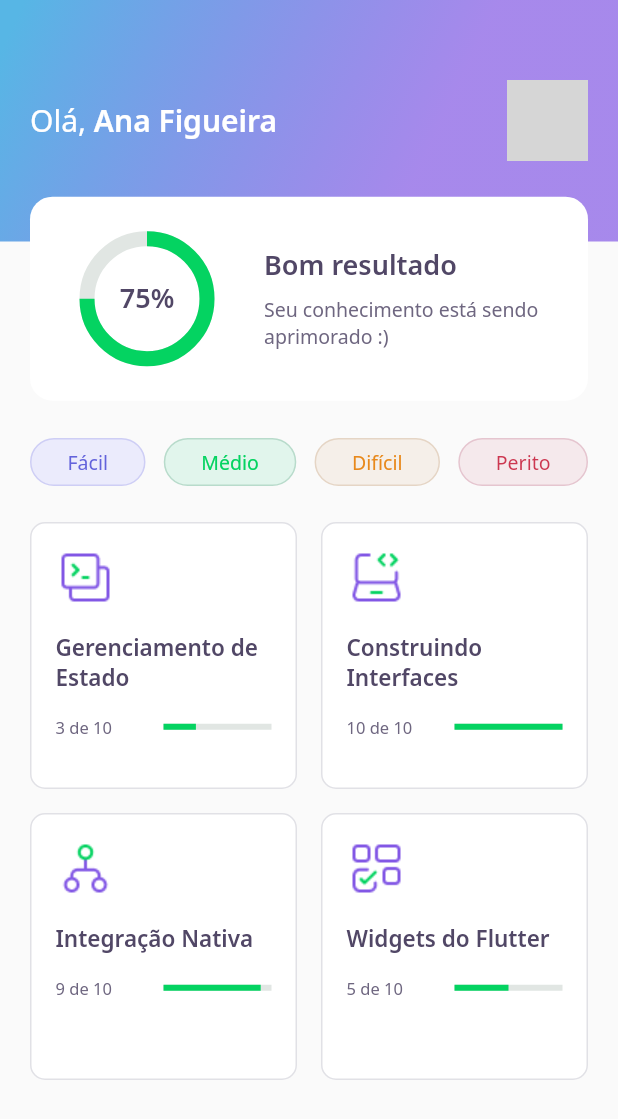
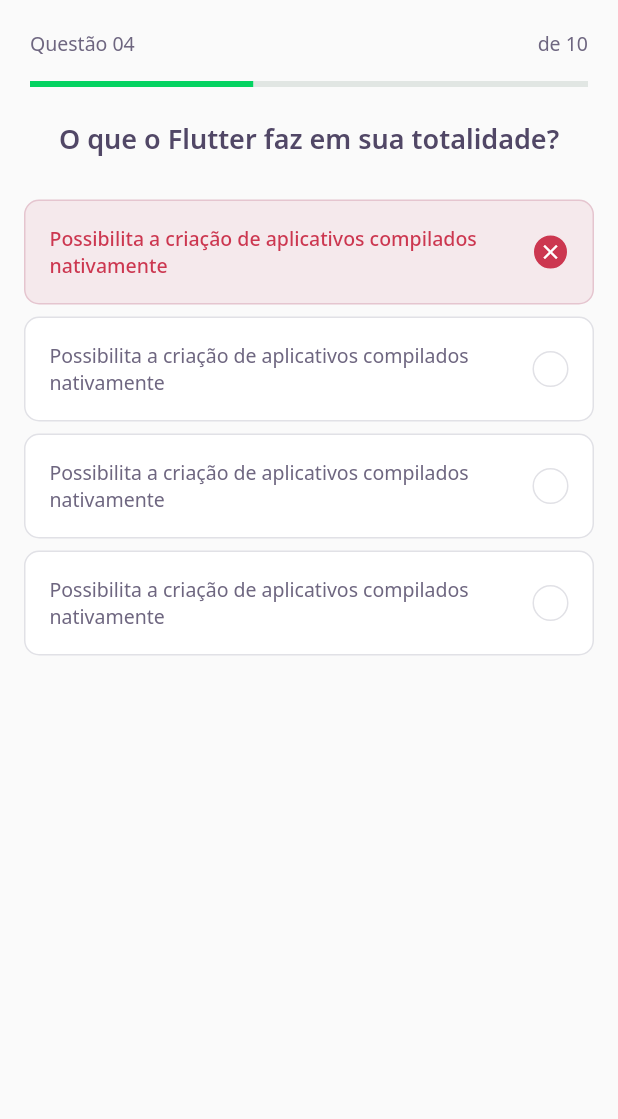
Before and after one commit to NaluFigueira/DevQuiz, a Flutter app: the screen it shows after launch, on a phone screen of 412 x 824 dp. Shown: the top 1119 px of the screen. Run offline on Flutter 3.47's test engine with Material 2 defaults, Android fonts, the phone set to English and light mode, and no system bars; our stand-ins replace google_fonts; grey boxes are pictures that could not be loaded.

Commit message:
Quiz widget layout done

```diff
--- /dev/null
+++ b/lib/challenge/challenge_page.dart
@@ -0,0 +1,21 @@
+import 'package:dev_quiz/challenge/widgets/question_indicator/question_indicator_widget.dart';
+import 'package:dev_quiz/challenge/widgets/quiz/quiz_widget.dart';
+import 'package:flutter/material.dart';
+
+class ChallengePage extends StatefulWidget {
+  @override
+  _ChallengePageState createState() => _ChallengePageState();
+}
+
+class _ChallengePageState extends State<ChallengePage> {
+  @override
+  Widget build(BuildContext context) {
+    return Scaffold(
+      appBar: PreferredSize(
+        preferredSize: Size.fromHeight(60),
+        child: SafeArea(top: true, child: QuestionIndicatorWidget()),
+      ),
+      body: QuizWidget(title: "O que o Flutter faz em sua totalidade?"),
+    );
+  }
+}
--- /dev/null
+++ b/lib/challenge/widgets/answer/answer_widget.dart
@@ -0,0 +1,78 @@
+import 'package:dev_quiz/core/app_colors.dart';
+import 'package:dev_quiz/core/app_text_styles.dart';
+import 'package:flutter/material.dart';
+
+class AnswerWidget extends StatelessWidget {
+  final String title;
+  final bool isRight;
+  final bool isSelected;
+  AnswerWidget(
+      {Key? key,
+      required this.title,
+      this.isRight = false,
+      this.isSelected = false})
+      : super(key: key);
+
+  Color get _selectedColorRight =>
+      isRight ? AppColors.darkGreen : AppColors.darkRed;
+
+  Color get _selectedBorderRight =>
+      isRight ? AppColors.lightGreen : AppColors.lightRed;
+
+  Color get _selectedColorCardRight =>
+      isRight ? AppColors.lightGreen : AppColors.lightRed;
+
+  Color get _selectedBorderCardRight =>
+      isRight ? AppColors.green : AppColors.red;
+
+  TextStyle get _selectedTextStyleRight =>
+      isRight ? AppTextStyles.bodyDarkGreen : AppTextStyles.bodyDarkRed;
+
+  IconData get _selectedIconRight => isRight ? Icons.check : Icons.close;
+
+  @override
+  Widget build(BuildContext context) {
+    return Padding(
+      padding: const EdgeInsets.symmetric(horizontal: 16, vertical: 4),
+      child: Container(
+        padding: EdgeInsets.all(16),
+        decoration: BoxDecoration(
+            color: isSelected ? _selectedColorCardRight : AppColors.white,
+            borderRadius: BorderRadius.circular(10),
+            border: Border.fromBorderSide(BorderSide(
+                color:
+                    isSelected ? _selectedBorderCardRight : AppColors.border))),
+        child: Row(
+          mainAxisAlignment: MainAxisAlignment.spaceBetween,
+          children: [
+            Expanded(
+              child: Text(
+                title,
+                style:
+                    isSelected ? _selectedTextStyleRight : AppTextStyles.body,
+              ),
+            ),
+            Container(
+              decoration: BoxDecoration(
+                  color: isSelected ? _selectedColorRight : AppColors.white,
+                  borderRadius: BorderRadius.circular(500),
+                  border: Border.fromBorderSide(BorderSide(
+                      color: isSelected
+                          ? _selectedBorderRight
+                          : AppColors.border))),
+              height: 24,
+              width: 24,
+              child: isSelected
+                  ? Icon(
+                      _selectedIconRight,
+                      size: 16,
+                      color: Colors.white,
+                    )
+                  : null,
+            )
+          ],
+        ),
+      ),
+    );
+  }
+}
--- /dev/null
+++ b/lib/challenge/widgets/question_indicator/question_indicator_widget.dart
@@ -0,0 +1,33 @@
+import 'package:dev_quiz/core/app_text_styles.dart';
+import 'package:dev_quiz/shared/widgets/progress_indicator/progress_indicator_widget.dart';
+import 'package:flutter/material.dart';
+
+class QuestionIndicatorWidget extends StatelessWidget {
+  @override
+  Widget build(BuildContext context) {
+    return Container(
+      padding: const EdgeInsets.only(left: 20, right: 20, top: 20),
+      child: Column(
+        children: [
+          Row(
+            mainAxisAlignment: MainAxisAlignment.spaceBetween,
+            children: [
+              Text(
+                "Questão 04",
+                style: AppTextStyles.body,
+              ),
+              Text(
+                "de 10",
+                style: AppTextStyles.body,
+              )
+            ],
+          ),
+          SizedBox(
+            height: 16,
+          ),
+          ProgressIndicatorWidget(value: 0.4)
+        ],
+      ),
+    );
+  }
+}
--- /dev/null
+++ b/lib/challenge/widgets/quiz/quiz_widget.dart
@@ -0,0 +1,42 @@
+import 'package:dev_quiz/challenge/widgets/answer/answer_widget.dart';
+import 'package:dev_quiz/core/app_text_styles.dart';
+import 'package:flutter/material.dart';
+
+class QuizWidget extends StatelessWidget {
+  final String title;
+  QuizWidget({Key? key, required this.title}) : super(key: key);
+
+  @override
+  Widget build(BuildContext context) {
+    return Container(
+      child: Padding(
+        padding: const EdgeInsets.only(top: 20),
+        child: Column(
+          children: [
+            Text(
+              title,
+              style: AppTextStyles.heading,
+            ),
+            SizedBox(
+              height: 24,
+            ),
+            AnswerWidget(
+                isSelected: true,
+                isRight: false,
+                title:
+                    "Possibilita a criação de aplicativos compilados nativamente"),
+            AnswerWidget(
+                title:
+                    "Possibilita a criação de aplicativos compilados nativamente"),
+            AnswerWidget(
+                title:
+                    "Possibilita a criação de aplicativos compilados nativamente"),
+            AnswerWidget(
+                title:
+                    "Possibilita a criação de aplicativos compilados nativamente"),
+          ],
+        ),
+      ),
+    );
+  }
+}
--- a/lib/core/app_widget.dart
+++ b/lib/core/app_widget.dart
@@ -1,3 +1,4 @@
+import 'package:dev_quiz/challenge/challenge_page.dart';
 import 'package:dev_quiz/home/home_page.dart';
 import 'package:flutter/material.dart';
 
@@ -6,7 +7,7 @@ class AppWidget extends StatelessWidget {
   Widget build(BuildContext context) {
     return MaterialApp(
       title: "DevQuiz",
-      home: HomePage(),
+      home: ChallengePage(),
     );
   }
 }
--- a/lib/home/widgets/quiz_card/quiz_card_widget.dart
+++ b/lib/home/widgets/quiz_card/quiz_card_widget.dart
@@ -1,5 +1,6 @@
 import 'package:dev_quiz/core/app_colors.dart';
 import 'package:dev_quiz/core/app_text_styles.dart';
+import 'package:dev_quiz/shared/widgets/progress_indicator/progress_indicator_widget.dart';
 import 'package:flutter/material.dart';
 
 class CardData {
@@ -54,11 +55,8 @@ class QuizCardWidget extends StatelessWidget {
                   )),
               Expanded(
                 flex: 1,
-                child: LinearProgressIndicator(
+                child: ProgressIndicatorWidget(
                   value: 0.1 * cardData.progressStep,
-                  backgroundColor: AppColors.chartSecondary,
-                  valueColor:
-                      AlwaysStoppedAnimation<Color>(AppColors.chartPrimary),
                 ),
               )
             ],
--- /dev/null
+++ b/lib/shared/widgets/progress_indicator/progress_indicator_widget.dart
@@ -0,0 +1,16 @@
+import 'package:dev_quiz/core/app_colors.dart';
+import 'package:flutter/material.dart';
+
+class ProgressIndicatorWidget extends StatelessWidget {
+  final double value;
+  ProgressIndicatorWidget({Key? key, required this.value}) : super(key: key);
+
+  @override
+  Widget build(BuildContext context) {
+    return LinearProgressIndicator(
+      value: value,
+      backgroundColor: AppColors.chartSecondary,
+      valueColor: AlwaysStoppedAnimation<Color>(AppColors.chartPrimary),
+    );
+  }
+}
```
